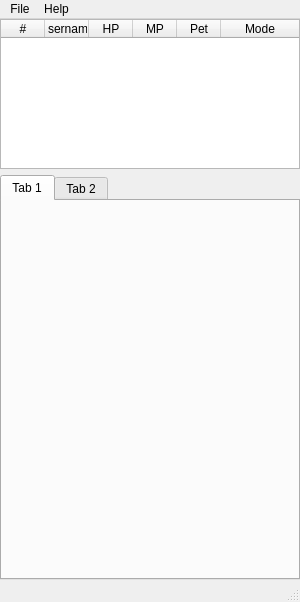
This is AutoTLBB/MainWindow.ui in NhokCrazy199/AutoTLBB as Qt 5 draws it before an edit. The edited form follows.
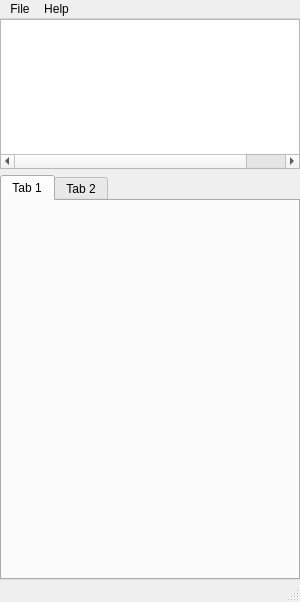
This is the edited form.

The edit to the form file:
```diff
--- a/AutoTLBB/MainWindow.ui
+++ b/AutoTLBB/MainWindow.ui
@@ -90,10 +90,10 @@
        <enum>QAbstractItemView::SelectRows</enum>
       </property>
       <property name="columnCount">
-       <number>6</number>
+       <number>7</number>
       </property>
       <attribute name="horizontalHeaderVisible">
-       <bool>true</bool>
+       <bool>false</bool>
       </attribute>
       <attribute name="horizontalHeaderCascadingSectionResizes">
        <bool>true</bool>
@@ -147,6 +147,11 @@
         <string>Pet</string>
        </property>
       </column>
+      <column>
+       <property name="text">
+        <string>Map</string>
+       </property>
+      </column>
       <column>
        <property name="text">
         <string>Mode</string>
```
